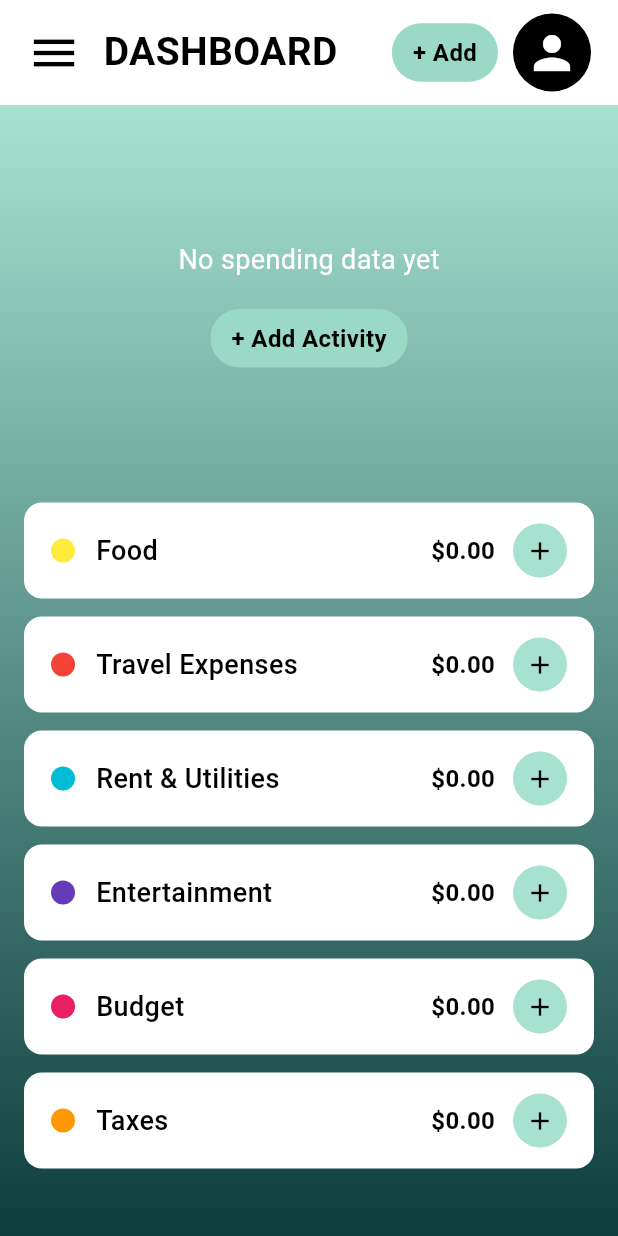
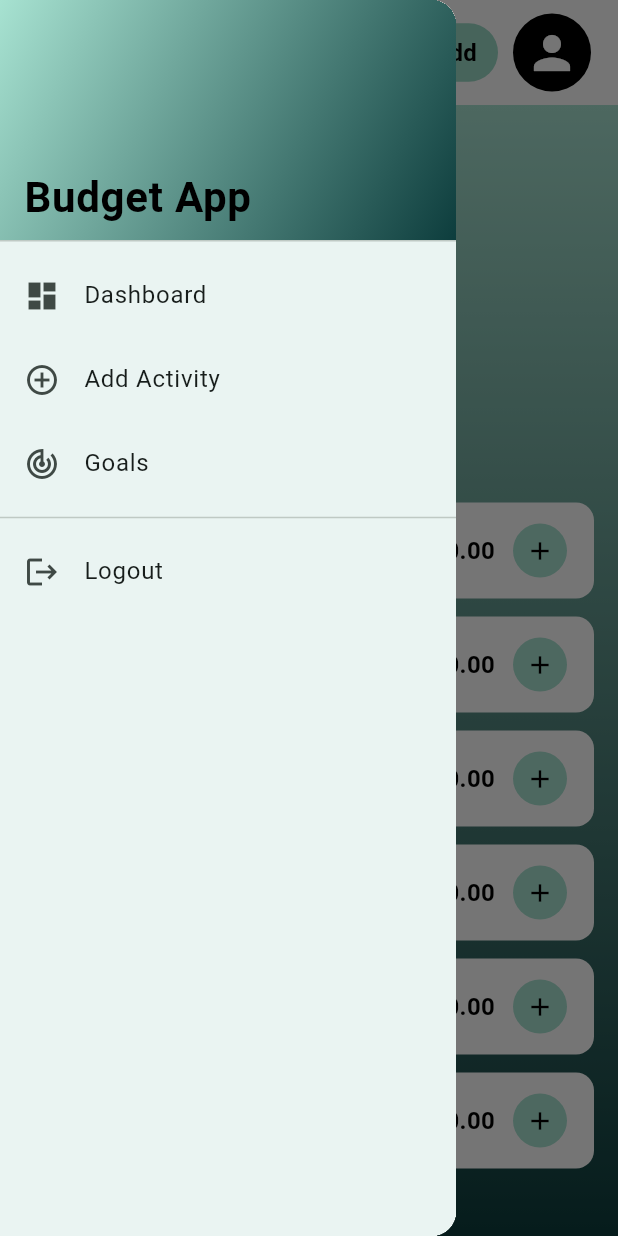
Before and after one commit to ArthurKhoaPham/Budget-Tracking-App, a Flutter app: the DashboardPage screen opened directly, with the side drawer open (before the commit the screen has no drawer), on a phone screen of 412 x 824 dp. Run offline on Flutter 3.47's test engine with Material 3 defaults, Android fonts, the phone set to English and light mode, and no system bars; our stand-ins replace pie_chart, supabase_flutter; accounts and stored records are empty.

Commit message:
add drawer

```diff
--- a/budgeting/lib/add_activity_screen.dart
+++ b/budgeting/lib/add_activity_screen.dart
@@ -1,5 +1,6 @@
 import 'package:flutter/material.dart';
 import 'package:supabase_flutter/supabase_flutter.dart';
+import 'app_drawer.dart';
 
 class AddActivityScreen extends StatefulWidget {
   final String userId;
@@ -73,6 +74,7 @@ class _AddActivityScreenState extends State<AddActivityScreen> {
   @override
   Widget build(BuildContext context) {
     return Scaffold(
+      drawer: const AppDrawer(),
       appBar: AppBar(
         title: const Text('Add Activity', style: TextStyle(color: Colors.black)),
         backgroundColor: Colors.transparent,
--- /dev/null
+++ b/budgeting/lib/app_drawer.dart
@@ -0,0 +1,115 @@
+import 'package:flutter/material.dart';
+import 'package:supabase_flutter/supabase_flutter.dart';
+
+import 'dashboard_page.dart';
+import 'add_activity_screen.dart';
+import 'goals_page.dart';
+import 'login_page.dart';
+
+class AppDrawer extends StatelessWidget {
+  const AppDrawer({super.key});
+
+  SupabaseClient get supabase => Supabase.instance.client;
+
+  void _goTo(BuildContext context, Widget page) {
+    Navigator.pop(context); // closes drawer
+
+    Navigator.pushReplacement(
+      context,
+      MaterialPageRoute(builder: (_) => page),
+    );
+  }
+
+  void _goToAddActivity(BuildContext context) {
+    final user = supabase.auth.currentUser;
+
+    Navigator.pop(context); // closes drawer
+
+    if (user == null) {
+      ScaffoldMessenger.of(context).showSnackBar(
+        const SnackBar(content: Text('Please log in first.')),
+      );
+      return;
+    }
+
+    Navigator.pushReplacement(
+      context,
+      MaterialPageRoute(
+        builder: (_) => AddActivityScreen(userId: user.id),
+      ),
+    );
+  }
+
+  Future<void> _logout(BuildContext context) async {
+    Navigator.pop(context);
+
+    await supabase.auth.signOut();
+
+    if (!context.mounted) return;
+
+    Navigator.pushReplacement(
+      context,
+      MaterialPageRoute(builder: (_) => const LoginPage()),
+    );
+  }
+
+  @override
+  Widget build(BuildContext context) {
+    return Drawer(
+      child: Container(
+        color: const Color(0xFFEAF4F2),
+        child: ListView(
+          padding: EdgeInsets.zero,
+          children: [
+            const DrawerHeader(
+              decoration: BoxDecoration(
+                gradient: LinearGradient(
+                  colors: [Color(0xFFA7E2D1), Color(0xFF0D3D3D)],
+                  begin: Alignment.topLeft,
+                  end: Alignment.bottomRight,
+                ),
+              ),
+              child: Align(
+                alignment: Alignment.bottomLeft,
+                child: Text(
+                  'Budget App',
+                  style: TextStyle(
+                    fontSize: 28,
+                    fontWeight: FontWeight.bold,
+                    color: Colors.black,
+                  ),
+                ),
+              ),
+            ),
+
+            ListTile(
+              leading: const Icon(Icons.dashboard),
+              title: const Text('Dashboard'),
+              onTap: () => _goTo(context, const DashboardPage()),
+            ),
+
+            ListTile(
+              leading: const Icon(Icons.add_circle_outline),
+              title: const Text('Add Activity'),
+              onTap: () => _goToAddActivity(context),
+            ),
+
+            ListTile(
+              leading: const Icon(Icons.track_changes),
+              title: const Text('Goals'),
+              onTap: () => _goTo(context, const GoalsPage()),
+            ),
+
+            const Divider(),
+
+            ListTile(
+              leading: const Icon(Icons.logout),
+              title: const Text('Logout'),
+              onTap: () => _logout(context),
+            ),
+          ],
+        ),
+      ),
+    );
+  }
+}
--- a/budgeting/lib/dashboard_page.dart
+++ b/budgeting/lib/dashboard_page.dart
@@ -2,6 +2,7 @@ import 'package:flutter/material.dart';
 import 'package:supabase_flutter/supabase_flutter.dart';
 import 'package:pie_chart/pie_chart.dart';
 import 'add_activity_screen.dart';
+import 'app_drawer.dart';
 
 // Data for category spending
 class CategorySpending {
@@ -162,6 +163,7 @@ class _DashboardPageState extends State<DashboardPage> {
   Widget build(BuildContext context) {
     return Scaffold(
       backgroundColor: const Color(0xFFEAF4F2),
+      drawer: const AppDrawer(),
       body: SafeArea(
         child: Column(
           children: [
@@ -206,7 +208,16 @@ class _DashboardPageState extends State<DashboardPage> {
       padding: const EdgeInsets.symmetric(horizontal: 18),
       child: Row(
         children: [
-          const Icon(Icons.menu, size: 36, color: Colors.black),
+          Builder(
+            builder: (context) {
+              return IconButton(
+                icon: const Icon(Icons.menu, size: 36, color: Colors.black),
+                onPressed: () {
+                  Scaffold.of(context).openDrawer();
+                },
+              );
+            },
+          ),
           const SizedBox(width: 15),
           const Text(
             'DASHBOARD',
--- a/budgeting/lib/login_page.dart
+++ b/budgeting/lib/login_page.dart
@@ -3,6 +3,7 @@ import "package:supabase_flutter/supabase_flutter.dart";
 
 import "goals_page.dart";
 import "register_page.dart";
+import 'dashboard_page.dart';
 
 class LoginPage extends StatefulWidget {
   const LoginPage({super.key});
@@ -40,7 +41,7 @@ class _LoginPageState extends State<LoginPage> {
 
       Navigator.pushReplacement(
         context,
-        MaterialPageRoute(builder: (_) => const GoalsPage()),
+        MaterialPageRoute(builder: (_) => const DashboardPage()),
       );
     } on AuthException catch (error) {
       _showMessage(error.message);
--- a/budgeting/lib/main.dart
+++ b/budgeting/lib/main.dart
@@ -29,7 +29,9 @@ class BudgetApp extends StatelessWidget {
         useMaterial3: true,
       ),
       // Placeholder UUID
-      home: const GoalsPage(),
+      home: Supabase.instance.client.auth.currentSession == null
+          ? const LoginPage()
+          : const DashboardPage(),
     );
   }
 }
```
Also changed, not shown: budgeting/lib/goals_page.dart (+12 -1 lines).
